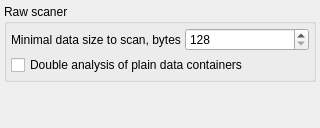
First picture: the form in apps/zxtune-qt/ui/preferences/plugins.ui, repository vitamin-caig/zxtune, before the edit.
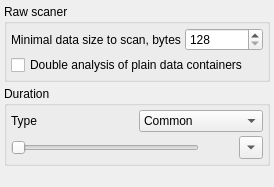
Second picture: the form after the edit.

Commit message: zxtune-qt: setup default duration for different module types.

```diff
--- a/apps/zxtune-qt/ui/preferences/plugins.ui
+++ b/apps/zxtune-qt/ui/preferences/plugins.ui
@@ -6,8 +6,8 @@
    <rect>
     <x>0</x>
     <y>0</y>
-    <width>320</width>
-    <height>128</height>
+    <width>274</width>
+    <height>187</height>
    </rect>
   </property>
   <property name="windowTitle">
@@ -41,7 +41,7 @@
          <number>0</number>
         </property>
         <item>
-         <widget class="QLabel" name="label">
+         <widget class="QLabel" name="rawMinSizeLabel">
           <property name="sizePolicy">
            <sizepolicy hsizetype="Preferred" vsizetype="Preferred">
             <horstretch>0</horstretch>
@@ -78,6 +78,99 @@
      </layout>
     </widget>
    </item>
+   <item>
+    <widget class="QGroupBox" name="durationGroup">
+     <property name="toolTip">
+      <string>Duration for modules without timing info</string>
+     </property>
+     <property name="title">
+      <string>Duration</string>
+     </property>
+     <layout class="QVBoxLayout">
+      <property name="spacing">
+       <number>4</number>
+      </property>
+      <property name="margin">
+       <number>4</number>
+      </property>
+      <item>
+       <layout class="QHBoxLayout">
+        <property name="spacing">
+         <number>4</number>
+        </property>
+        <item>
+         <widget class="QLabel" name="label">
+          <property name="text">
+           <string>Type</string>
+          </property>
+         </widget>
+        </item>
+        <item>
+         <widget class="QComboBox" name="durationType">
+          <item>
+           <property name="text">
+            <string>Common</string>
+           </property>
+          </item>
+         </widget>
+        </item>
+       </layout>
+      </item>
+      <item>
+       <layout class="QHBoxLayout">
+        <property name="spacing">
+         <number>4</number>
+        </property>
+        <item>
+         <widget class="QSlider" name="durationValue">
+          <property name="minimum">
+           <number>30</number>
+          </property>
+          <property name="maximum">
+           <number>600</number>
+          </property>
+          <property name="singleStep">
+           <number>30</number>
+          </property>
+          <property name="pageStep">
+           <number>120</number>
+          </property>
+          <property name="orientation">
+           <enum>Qt::Horizontal</enum>
+          </property>
+         </widget>
+        </item>
+        <item>
+         <widget class="QLabel" name="durationLabel">
+          <property name="minimumSize">
+           <size>
+            <width>32</width>
+            <height>0</height>
+           </size>
+          </property>
+          <property name="text">
+           <string notr="true"/>
+          </property>
+         </widget>
+        </item>
+        <item>
+         <widget class="QToolButton" name="durationDefault">
+          <property name="toolTip">
+           <string>Reset to common value</string>
+          </property>
+          <property name="text">
+           <string/>
+          </property>
+          <property name="arrowType">
+           <enum>Qt::DownArrow</enum>
+          </property>
+         </widget>
+        </item>
+       </layout>
+      </item>
+     </layout>
+    </widget>
+   </item>
    <item>
     <spacer name="verticalSpacer">
      <property name="orientation">
```
Left out of the diff: 2 changed lines with no effect on the pictures. The commit also changes 4 other files.
